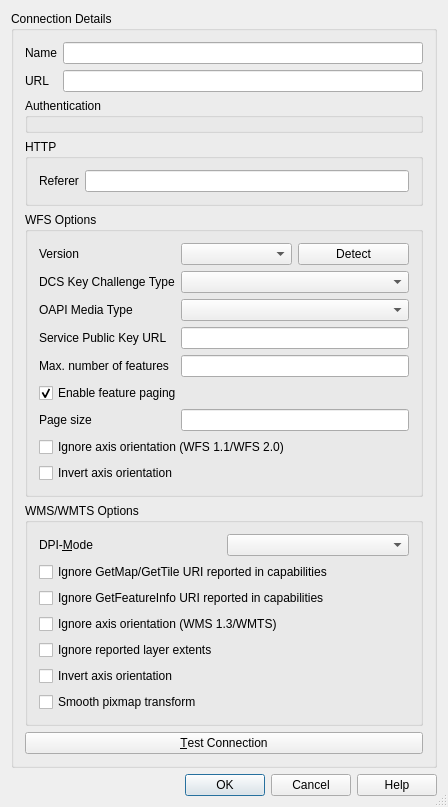
Old version of the form src/ui/qgsnewhttpconnectionbase.ui in the repository ogc-leedahl/QGIS.
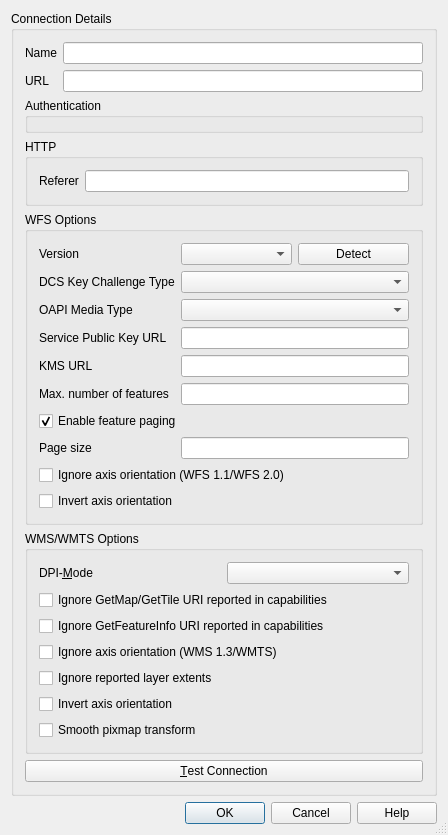
New version of the form. Custom widgets are drawn as their Qt base class.

Commit message: Added support for parsing and displaying the STANAG 4778 JSON Feature Class.

Diff of the .ui file:
```diff
--- a/src/ui/qgsnewhttpconnectionbase.ui
+++ b/src/ui/qgsnewhttpconnectionbase.ui
@@ -218,20 +218,34 @@
           </widget>
          </item>
          <item row="4" column="0">
+          <widget class="QLabel" name="lblKmsUrl">
+           <property name="text">
+            <string>KMS URL</string>
+           </property>
+          </widget>
+         </item>
+         <item row="4" column="1" colspan="2">
+          <widget class="QLineEdit" name="txtKmsUrl">
+           <property name="toolTip">
+            <string>&lt;html&gt;&lt;head/&gt;&lt;body&gt;&lt;p&gt;Enter the URL to the Key Management Server.&lt;/p&gt;&lt;/body&gt;&lt;/html&gt;</string>
+           </property>
+          </widget>
+         </item>
+         <item row="5" column="0">
           <widget class="QLabel" name="lblMaxNumFeatures">
            <property name="text">
             <string>Max. number of features</string>
            </property>
           </widget>
          </item>
-         <item row="4" column="1" colspan="2">
+         <item row="5" column="1" colspan="2">
           <widget class="QLineEdit" name="txtMaxNumFeatures">
            <property name="toolTip">
             <string>&lt;html&gt;&lt;head/&gt;&lt;body&gt;&lt;p&gt;Enter a number to limit the maximum number of features retrieved per feature request. If let to empty, no limit is set.&lt;/p&gt;&lt;/body&gt;&lt;/html&gt;</string>
            </property>
           </widget>
          </item>
-         <item row="5" column="0" colspan="3">
+         <item row="6" column="0" colspan="3">
           <widget class="QCheckBox" name="cbxWfsFeaturePaging">
            <property name="text">
             <string>Enable feature paging</string>
@@ -241,28 +255,28 @@
            </property>
           </widget>
          </item>
-         <item row="6" column="0">
+         <item row="7" column="0">
           <widget class="QLabel" name="lblPageSize">
            <property name="text">
             <string>Page size</string>
            </property>
           </widget>
          </item>
-         <item row="6" column="1" colspan="2">
+         <item row="7" column="1" colspan="2">
           <widget class="QLineEdit" name="txtPageSize">
            <property name="toolTip">
             <string>&lt;html&gt;&lt;head/&gt;&lt;body&gt;&lt;p&gt;Enter a number to limit the maximum number of features retrieved in a single GetFeature request when paging is enabled. If let to empty, server default will apply.&lt;/p&gt;&lt;/body&gt;&lt;/html&gt;</string>
            </property>
           </widget>
          </item>
-         <item row="7" column="0" colspan="3">
+         <item row="8" column="0" colspan="3">
           <widget class="QCheckBox" name="cbxWfsIgnoreAxisOrientation">
            <property name="text">
             <string>Ignore axis orientation (WFS 1.1/WFS 2.0)</string>
            </property>
           </widget>
          </item>
-         <item row="8" column="0" colspan="3">
+         <item row="9" column="0" colspan="3">
           <widget class="QCheckBox" name="cbxWfsInvertAxisOrientation">
            <property name="text">
             <string>Invert axis orientation</string>
```
Left out of the diff: 1 changed line with no effect on the pictures. The commit also changes 22 other files.
